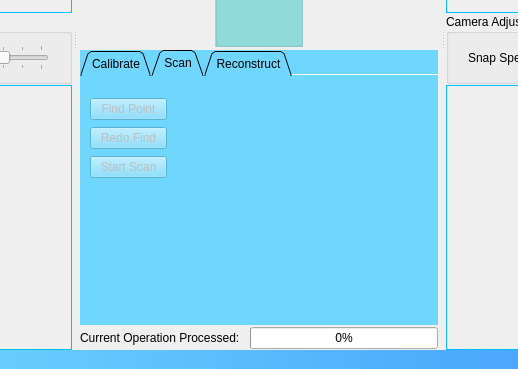
DrawZeroPoint/Structure-Light-Reconstructor, file Duke/mainwindow.ui: the form before one commit; both pictures show x 240 to 758 and y 324 to 693 of the 996 by 693 pixel window.
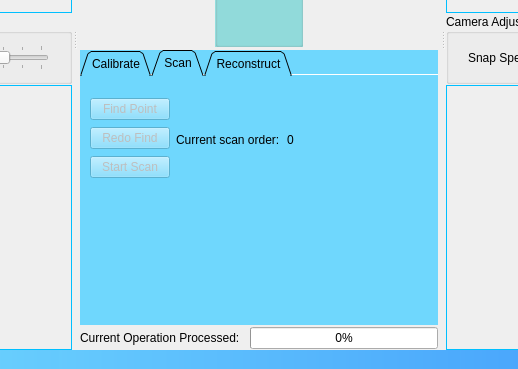
The form after the commit. Icons and pictures are not drawn.

Patch:
```diff
--- a/Duke/mainwindow.ui
+++ b/Duke/mainwindow.ui
@@ -473,10 +473,12 @@
             <rect>
              <x>10</x>
              <y>21</y>
-             <width>77</width>
-             <height>83</height>
+             <width>204</width>
+             <height>85</height>
             </rect>
            </property>
+           <layout class="QHBoxLayout" name="horizontalLayout_4">
+            <item>
            <layout class="QVBoxLayout" name="verticalLayout">
             <item>
              <widget class="QPushButton" name="findPointButton">
@@ -507,6 +509,26 @@
                <string>Start Scan</string>
               </property>
              </widget>
+              </item>
+             </layout>
+            </item>
+            <item>
+             <layout class="QHBoxLayout" name="horizontalLayout_3">
+              <item>
+               <widget class="QLabel" name="label_3">
+                <property name="text">
+                 <string>Current scan order: </string>
+                </property>
+               </widget>
+              </item>
+              <item>
+               <widget class="QLabel" name="scanNoLabel">
+                <property name="text">
+                 <string>0</string>
+                </property>
+               </widget>
+              </item>
+             </layout>
             </item>
            </layout>
           </widget>
```
Lines whose indentation alone changed are shown as unchanged.
